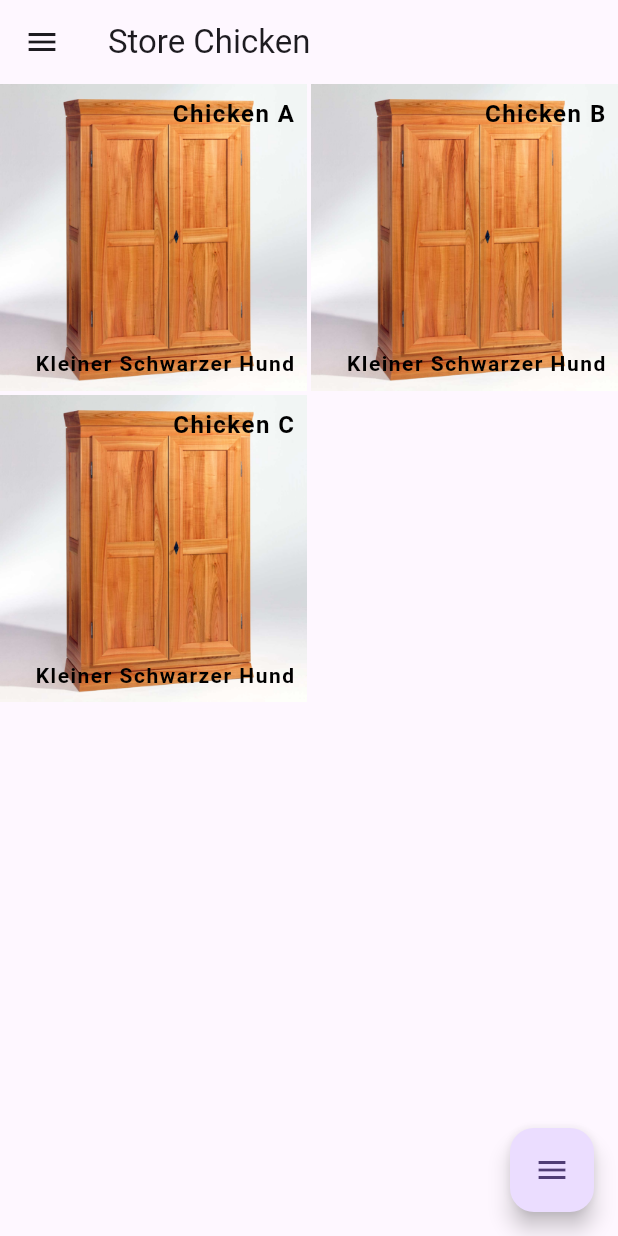
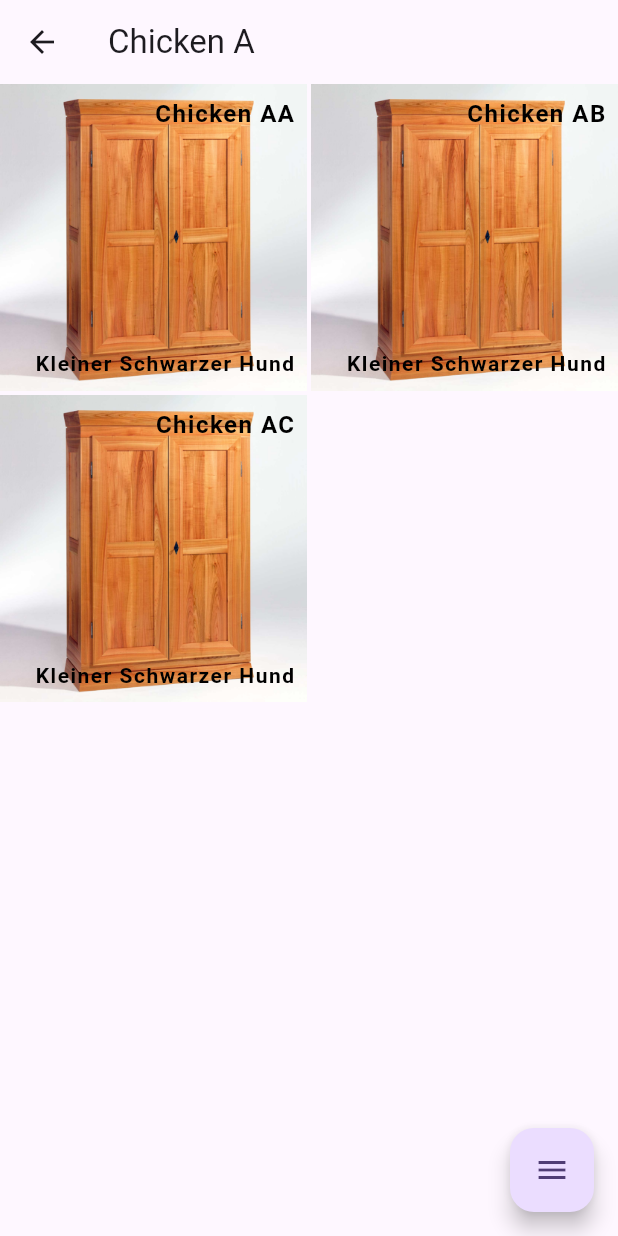
Before and after one commit to ftwr42/whereitis_2, a Flutter app: the screen it shows after launch, after a tap on "Chicken A", on a phone screen of 412 x 824 dp. Run offline on Flutter 3.47's test engine with Material 3 defaults, Android fonts, the phone set to English and light mode, and no system bars; drawn by our look-alikes of flutter_expandable_fab; our stand-ins replace get.

Commit message:
now it is possible to enter a dir when it is a dir and see its itmes

```diff
--- /dev/null
+++ b/lib/model/file_system.dart
@@ -0,0 +1,8 @@
+import 'package:get/get.dart';
+import 'package:whereitis_2/model/model_file.dart';
+
+class FileSystem {
+  late Rx<FileModel> root;
+  late List<Rx<FileModel>> files;
+  Rx<FileModel>? activeStore;
+}
--- a/lib/singleton.dart
+++ b/lib/singleton.dart
@@ -90,7 +90,37 @@ class Singleton {
       description: "Kleiner Schwarzer Hund",
       location: "In da Box",
       id: "hundid",
-      auth: "-rwxrwxrwx",
+      auth: "drwxrwxrwx",
+      imgPath: '',
+      imagePath: "",
+    ).obs;
+
+    var chickenAA = FileModel(
+      title: "Chicken AA",
+      description: "Kleiner Schwarzer Hund",
+      location: "In da Box",
+      id: "hundid",
+      auth: "drwxrwxrwx",
+      imgPath: '',
+      imagePath: "",
+    ).obs;
+
+    var chickenAB = FileModel(
+      title: "Chicken AB",
+      description: "Kleiner Schwarzer Hund",
+      location: "In da Box",
+      id: "hundid",
+      auth: "drwxrwxrwx",
+      imgPath: '',
+      imagePath: "",
+    ).obs;
+
+    var chickenAC = FileModel(
+      title: "Chicken AC",
+      description: "Kleiner Schwarzer Hund",
+      location: "In da Box",
+      id: "hundid",
+      auth: "drwxrwxrwx",
       imgPath: '',
       imagePath: "",
     ).obs;
@@ -115,6 +145,16 @@ class Singleton {
       imagePath: "",
     ).obs;
 
+    var chickenD = FileModel(
+      title: "Chicken D",
+      description: "Kleiner Schwarzer Hund",
+      location: "In da Box",
+      id: "klfnsdklof",
+      auth: "-rwxrwxrwx",
+      imgPath: '',
+      imagePath: "",
+    ).obs;
+
     rxRootProfile = profileModel;
 
     rxRootFile = root;
@@ -122,8 +162,12 @@ class Singleton {
     rxRootFile.value.files?.add(storeB);
 
     storeA.value.files?.add(chickenA);
+    chickenA.value.files?.add(chickenAA);
+    chickenA.value.files?.add(chickenAB);
+    chickenA.value.files?.add(chickenAC);
     storeA.value.files?.add(chickenB);
     storeA.value.files?.add(chickenC);
+    storeA.value.files?.add(chickenD);
 
     storeB.value.files?.add(hundA);
     storeB.value.files?.add(hundB);
--- a/lib/view/page_explorer.dart
+++ b/lib/view/page_explorer.dart
@@ -11,7 +11,9 @@ import 'package:whereitis_2/view/view_element_grid.dart';
 class ExplorerView extends StatelessWidget {
   late ExplorerController controller;
   late Rx<FileModel> dirModel;
-  ExplorerView({super.key, required this.controller, required this.dirModel});
+  late bool withDrawer;
+  ExplorerView(
+      {super.key, required this.controller, required this.dirModel, this.withDrawer = true});
 
   @override
   Widget build(BuildContext context) {
@@ -20,10 +22,12 @@ class ExplorerView extends StatelessWidget {
       floatingActionButton: WiiFab(
         controller: controller,
       ),
-      drawer: WiiDrawerView(
-        rxFileModel: Singleton().rxRootFile,
-        rxProfileModel: Singleton().rxRootProfile,
-      ),
+      drawer: (withDrawer)
+          ? WiiDrawerView(
+              rxFileModel: Singleton().rxRootFile,
+              rxProfileModel: Singleton().rxRootProfile,
+            )
+          : null,
       body: Container(
         child: CustomScrollView(
           slivers: [
--- a/lib/view/specials/drawer/view_drawer_stores.dart
+++ b/lib/view/specials/drawer/view_drawer_stores.dart
@@ -49,6 +49,7 @@ class DrawerStoresView extends StatelessWidget {
 
   Widget storeView(Rx<FileModel> rxModel) => GestureDetector(
         onTap: () {
+          //todo understand routetree from  Get and then close all pages opened after the root of a store
           Singleton().rxActiveStore = rxModel;
           Singleton().rxActiveStore!.refresh();
         },
--- a/lib/view/view_element_grid.dart
+++ b/lib/view/view_element_grid.dart
@@ -1,7 +1,9 @@
 import 'package:flutter/material.dart';
 import 'package:get/get.dart';
+import 'package:whereitis_2/controller/controller_explorer.dart';
 import 'package:whereitis_2/model/model_file.dart';
 import 'package:whereitis_2/project/textstyle.dart';
+import 'package:whereitis_2/view/page_explorer.dart';
 import 'package:whereitis_2/view/pages/page_touch_file.dart';
 
 class ElementGridView extends StatelessWidget {
@@ -17,6 +19,15 @@ class ElementGridView extends StatelessWidget {
       child: GestureDetector(
         onTap: () {
           //open new explorer with new model controller
+          if (rxmodel.value.isDir()) {
+            Get.to(ExplorerView(
+              controller: ExplorerController(),
+              dirModel: rxmodel,
+              withDrawer: false,
+            ));
+          } else {
+            Get.to(() => TouchFilePage(model: rxmodel));
+          }
         },
         onLongPress: () {
           Get.to(() => TouchFilePage(model: rxmodel));
--- a/lib/view/view_element_property.dart
+++ b/lib/view/view_element_property.dart
@@ -25,7 +25,9 @@ class _ElementPropertyViewState extends State<ElementPropertyView> {
     var cLocation = TextEditingController();
     var cId = TextEditingController();
     var cAuth = TextEditingController();
+    var cTitle = TextEditingController();
 
+    cTitle.text = widget.model.value.title;
     cDescription.text = widget.model.value.description;
     cLocation.text = widget.model.value.location;
     cId.text = widget.model.value.id;
@@ -34,6 +36,7 @@ class _ElementPropertyViewState extends State<ElementPropertyView> {
     return Container(
       child: Column(
         children: [
+          ProjectTextFieldWidget.inputField1('Title', cTitle, widget.editable),
           ProjectTextFieldWidget.inputField1('Description', cDescription, widget.editable),
           ProjectTextFieldWidget.inputField1('Location', cLocation, widget.editable),
           ProjectTextFieldWidget.inputField1('Id', cId, widget.editable),
```
